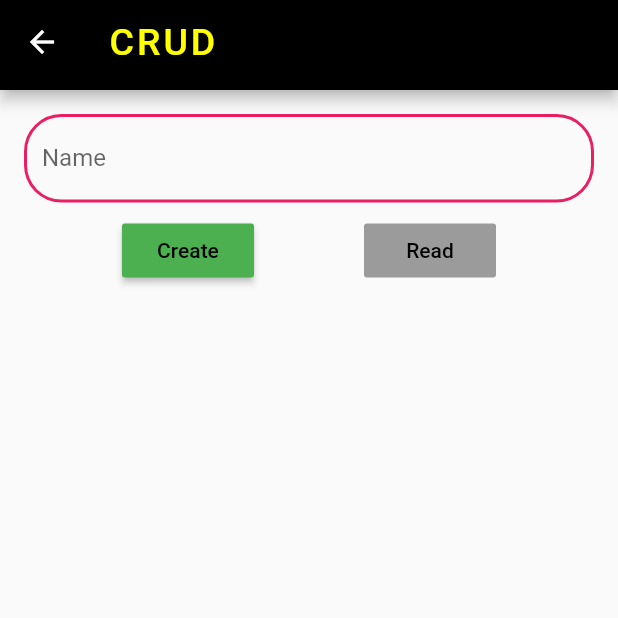
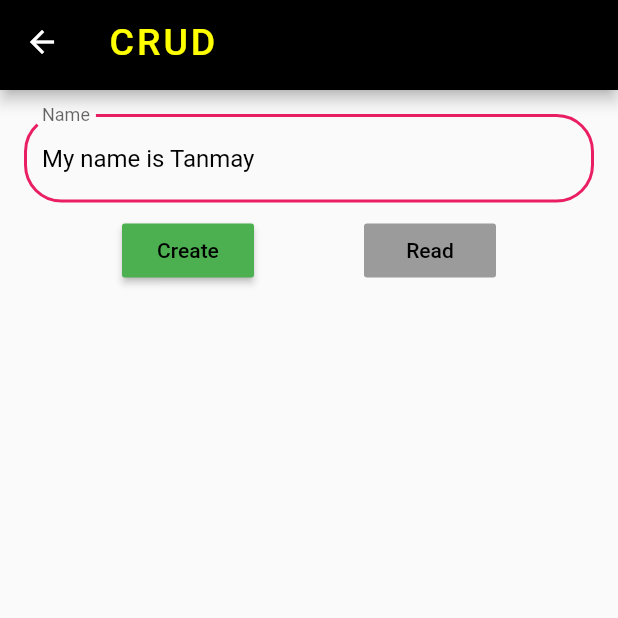
Before and after one commit to imtanbro/flutter_crud, a Flutter app: the FirestoreCRUDPage screen opened directly, on a phone screen of 412 x 824 dp, the top half of it. Run offline on Flutter 3.47's test engine with Material 2 defaults, Android fonts, the phone set to English and light mode, and no system bars; our stand-ins replace cloud_firestore, firebase_auth, firebase_core, fluttertoast, random_string; accounts and stored records are empty.

Commit message:
Error Solved

```diff
--- a/lib/Student/HomeScreen/CRUD/firestoreCRUDpage.dart
+++ b/lib/Student/HomeScreen/CRUD/firestoreCRUDpage.dart
@@ -55,6 +55,7 @@ class _FirestoreCRUDPageState extends State<FirestoreCRUDPage> {
 
   TextFormField buildTextFormField() {
     return TextFormField(
+      initialValue: "My name is Tanmay",
       decoration: InputDecoration(
         labelText: "Name",
         hintText: "Name",
```
